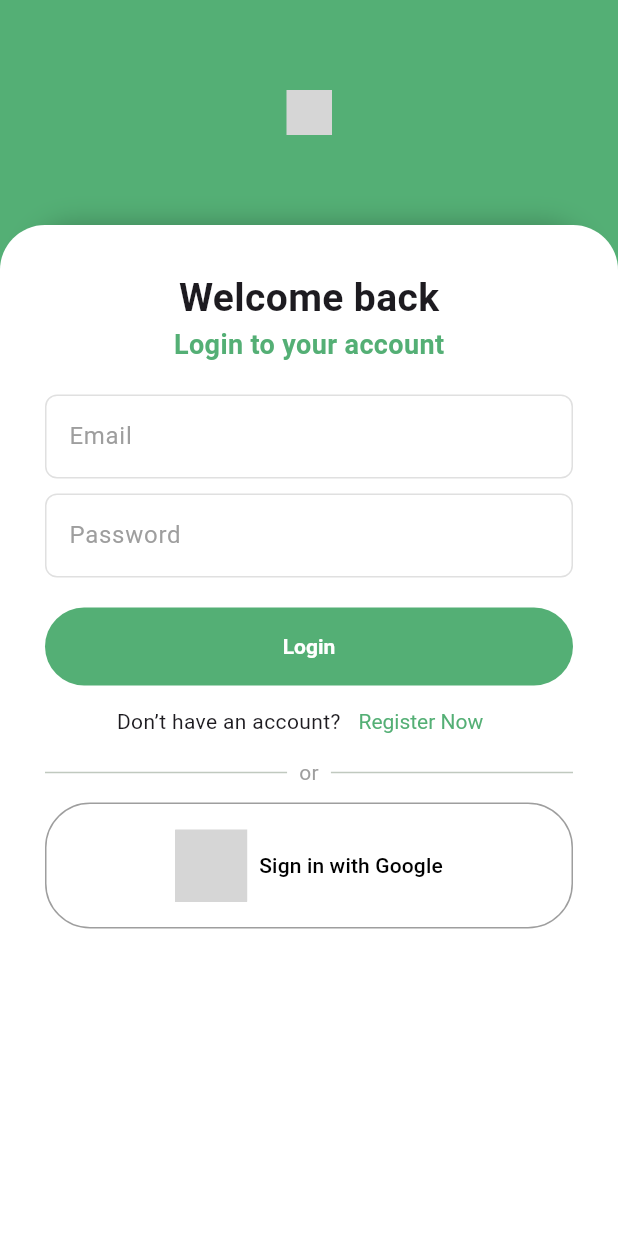
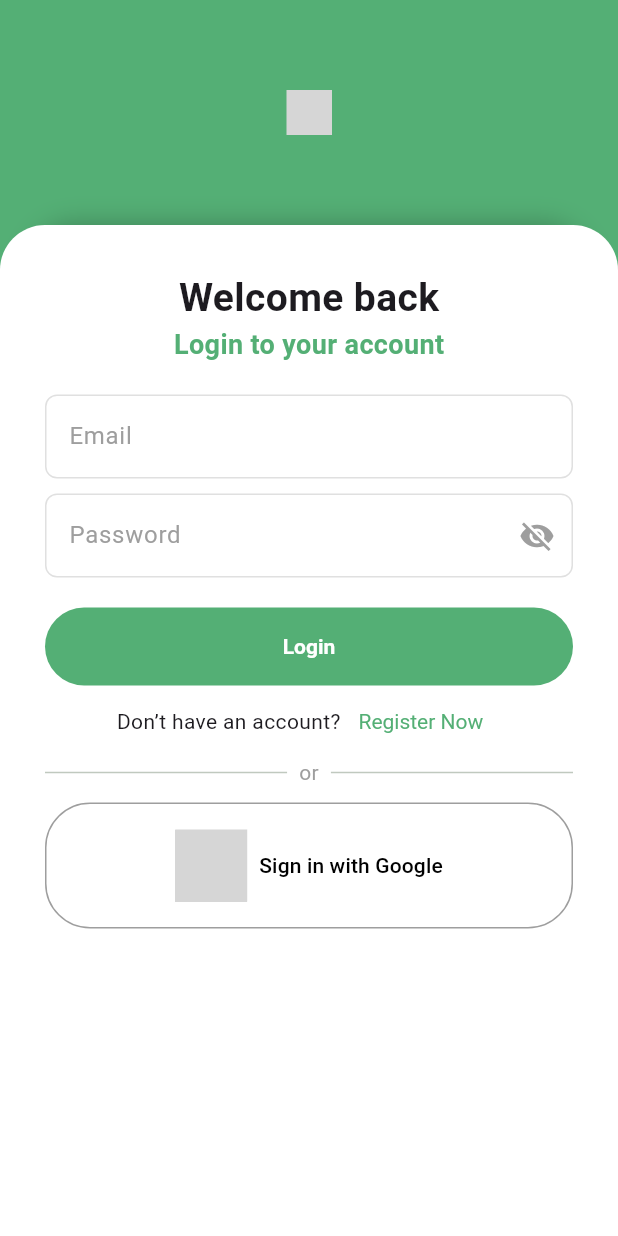
Before and after one commit to ReDine-Flutter-Project-G4/ReDine_Frontend, a Flutter app: the screen it shows after launch, on a phone screen of 412 x 824 dp. Run offline on Flutter 3.47's test engine with Material 3 defaults, Android fonts, the phone set to English and light mode, and no system bars; our stand-ins replace cloud_firestore, firebase_auth, firebase_core, flutter_svg, google_fonts, google_sign_in and 2 more; missing offline and left inert: colorful_iconify_flutter, iconify_flutter; accounts and stored records are empty; Roboto replaces fonts that are missing (Kanit, Livvic); grey boxes are pictures that could not be loaded.

Commit message:
password show/hide

```diff
--- a/lib/pages/auth_page.dart
+++ b/lib/pages/auth_page.dart
@@ -18,6 +18,8 @@ class _AuthPageState extends State<AuthPage> {
   final _emailController = TextEditingController();
   final _passwordController = TextEditingController();
   final _confirmPasswordController = TextEditingController();
+  bool _obscurePassword = true;
+  bool _obscureConfirmPassword = true;
 
   final _authService = AuthService();
   bool _isLoading = false;
@@ -186,15 +188,47 @@ class _AuthPageState extends State<AuthPage> {
                     const SizedBox(height: 10),
                     TextField(
                       controller: _passwordController,
-                      obscureText: true,
-                      decoration: _inputDecoration('Password'),
+                      obscureText: _obscurePassword,
+                      decoration: _inputDecoration('Password').copyWith(
+                        suffixIcon: IconButton(
+                          icon: Icon(
+                            _obscurePassword
+                                ? Icons.visibility_off
+                                : Icons.visibility,
+                            color: Colors.grey,
+                          ),
+                          onPressed: () {
+                            setState(
+                              () => _obscurePassword = !_obscurePassword,
+                            );
+                          },
+                        ),
+                      ),
                     ),
                     if (!_isLogin) ...[
                       const SizedBox(height: 10),
                       TextField(
                         controller: _confirmPasswordController,
-                        obscureText: true,
-                        decoration: _inputDecoration('Confirm Password'),
+                        obscureText: _obscureConfirmPassword,
+                        decoration: _inputDecoration(
+                          'Confirm Password',
+                        ).copyWith(
+                          suffixIcon: IconButton(
+                            icon: Icon(
+                              _obscureConfirmPassword
+                                  ? Icons.visibility_off
+                                  : Icons.visibility,
+                              color: Colors.grey,
+                            ),
+                            onPressed: () {
+                              setState(
+                                () =>
+                                    _obscureConfirmPassword =
+                                        !_obscureConfirmPassword,
+                              );
+                            },
+                          ),
+                        ),
                       ),
                     ],
                     const SizedBox(height: 20),
```
